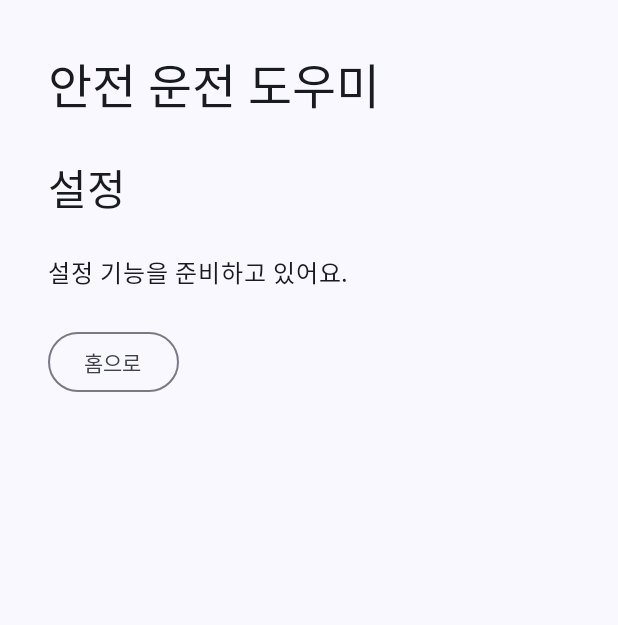
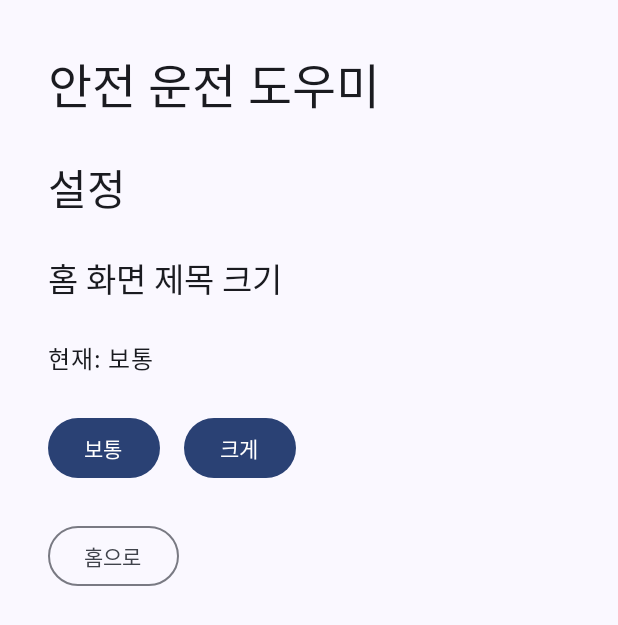
Before and after one commit to Jay-Lap/hyundai_app, an Android app built with Jetpack Compose: the screen it shows after launch (MainActivity), after a tap on "설정", on a phone screen of 412 x 824 dp. Shown: the top 625 px of the screen. Run offline under Robolectric (Android 15) with nearby library versions, the phone set to English and light mode, and no system bars.

Commit message:
Add home title size setting

```diff
--- a/app/src/main/java/com/example/hyundiaboysranger/MainActivity.kt
+++ b/app/src/main/java/com/example/hyundiaboysranger/MainActivity.kt
@@ -24,6 +24,7 @@ import androidx.compose.runtime.setValue
 import androidx.compose.runtime.mutableStateOf
 import androidx.compose.ui.Modifier
 import androidx.compose.ui.unit.dp
+import androidx.compose.ui.unit.sp
 import com.example.hyundiaboysranger.ui.theme.HyundiaBoysRangerTheme
 
 
@@ -47,6 +48,7 @@ class MainActivity : ComponentActivity() {
 @Composable
 fun DrivingHelperApp() {
     var currentScreen by rememberSaveable { mutableStateOf("home") }
+    var isLargeText by rememberSaveable { mutableStateOf(false) }
 
     Column(
         modifier = Modifier
@@ -57,7 +59,8 @@ fun DrivingHelperApp() {
     ) {
         Text(
             text = "안전 운전 도우미",
-            style = MaterialTheme.typography.headlineLarge
+            style = MaterialTheme.typography.headlineLarge,
+            fontSize = if (isLargeText) 42.sp else 32.sp
         )
 
         when (currentScreen) {
@@ -114,9 +117,21 @@ fun DrivingHelperApp() {
                     style = MaterialTheme.typography.headlineMedium
                 )
                 Text(
-                    text = "설정 기능을 준비하고 있어요.",
+                    text = "홈 화면 제목 크기",
+                    style = MaterialTheme.typography.titleLarge
+                )
+                Text(
+                    text = if (isLargeText) "현재: 크게" else "현재: 보통",
                     style = MaterialTheme.typography.bodyLarge
                 )
+                Row(horizontalArrangement = Arrangement.spacedBy(16.dp)) {
+                    Button(onClick = { isLargeText = false }) {
+                        Text("보통")
+                    }
+                    Button(onClick = { isLargeText = true }) {
+                        Text("크게")
+                    }
+                }
                 OutlinedButton(onClick = { currentScreen = "home" }) {
                     Text("홈으로")
                 }
```
